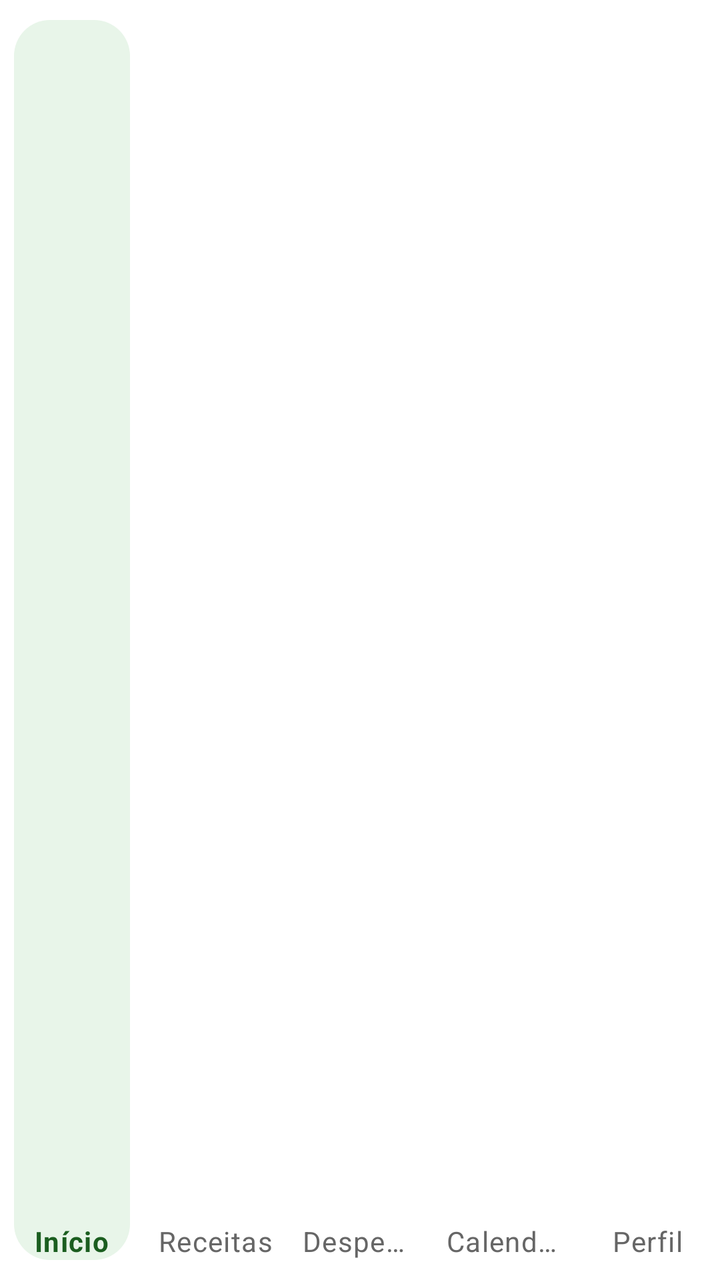
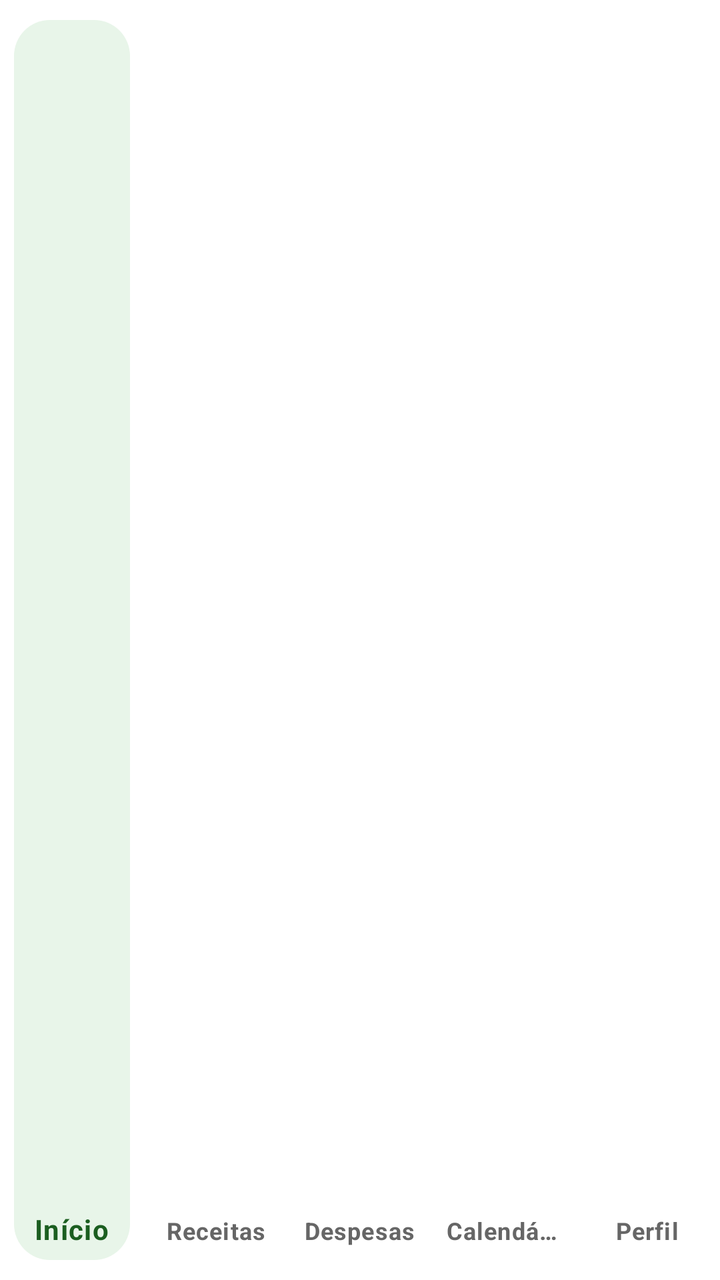

An Android layout rendered at two revisions. The XML below is the earlier revision; the diff shows what the commit changed to produce the second picture.
<!-- AndroidManifest.xml: application theme Theme.Meu_controle -->
<!-- res/layout/layout_bottom_nav.xml -->
<?xml version="1.0" encoding="utf-8"?>
<com.google.android.material.bottomnavigation.BottomNavigationView
    xmlns:android="http://schemas.android.com/apk/res/android"
    xmlns:app="http://schemas.android.com/apk/res-auto"
    android:id="@+id/bottom_navigation"
    android:layout_width="match_parent"
    android:layout_height="88dp"
    android:minHeight="88dp"
    android:background="@color/white"
    android:elevation="10dp"
    android:contentDescription="@string/nav_accessibility"
    app:itemBackground="@drawable/bg_nav_item_selector"
    app:itemPaddingTop="0dp"
    app:itemPaddingBottom="0dp"
    app:itemTextColor="@color/nav_item_text_color"
    app:itemTextAppearanceActive="@style/TextAppearance.BottomNavigation.Active"
    app:itemTextAppearanceInactive="@style/TextAppearance.BottomNavigation.Inactive"
    app:labelVisibilityMode="labeled"
    app:menu="@menu/menu_bottom_navigation" />
<!-- resources referenced by this layout -->
<resources>
  <color name="white">#FFFFFF</color>
  <!-- drawable bg_nav_item_selector (drawable) -->
  <?xml version="1.0" encoding="utf-8"?>
  <selector xmlns:android="http://schemas.android.com/apk/res/android">
      <item android:drawable="@drawable/bg_nav_item_active" android:state_checked="true" />
      <item android:drawable="@android:color/transparent" />
  </selector>
  <string name="nav_accessibility">Navegação principal</string>
  <style name="TextAppearance.BottomNavigation.Active" parent="TextAppearance.MaterialComponents.Caption">
          <item name="android:textSize">14sp</item>
          <item name="android:textStyle">bold</item>
      </style>
  <style name="TextAppearance.BottomNavigation.Inactive" parent="TextAppearance.MaterialComponents.Caption">
          <item name="android:textSize">14sp</item>
      </style>
  <style name="Theme.Meu_controle" parent="Theme.MaterialComponents.DayNight.NoActionBar">
          <item name="colorPrimary">@color/primary</item>
          <item name="colorPrimaryDark">@color/primary_dark</item>
          <item name="colorAccent">@color/primary</item>
      </style>
  <!-- drawable bg_nav_item_active (drawable) -->
  <?xml version="1.0" encoding="utf-8"?>
  <inset xmlns:android="http://schemas.android.com/apk/res/android"
      android:insetLeft="7dp"
      android:insetTop="10dp"
      android:insetRight="7dp"
      android:insetBottom="10dp">
      <shape android:shape="rectangle">
          <solid android:color="@color/green_light_bg" />
          <corners android:radius="18dp" />
      </shape>
  </inset>
  <color name="primary">#1976D2</color>
  <color name="primary_dark">#0D47A1</color>
  <color name="green_light_bg">#E8F5E9</color>
</resources>

<!-- the commit's change to res/layout/layout_bottom_nav.xml (unified diff, before → after) -->
@@ -4,14 +4,11 @@
     xmlns:app="http://schemas.android.com/apk/res-auto"
     android:id="@+id/bottom_navigation"
     android:layout_width="match_parent"
-    android:layout_height="88dp"
-    android:minHeight="88dp"
+    android:layout_height="wrap_content"
     android:background="@color/white"
     android:elevation="10dp"
     android:contentDescription="@string/nav_accessibility"
     app:itemBackground="@drawable/bg_nav_item_selector"
-    app:itemPaddingTop="0dp"
-    app:itemPaddingBottom="0dp"
     app:itemTextColor="@color/nav_item_text_color"
     app:itemTextAppearanceActive="@style/TextAppearance.BottomNavigation.Active"
     app:itemTextAppearanceInactive="@style/TextAppearance.BottomNavigation.Inactive"
<!-- resource entries referenced after the edit -->
@@ -13,7 +13,9 @@
           <item name="android:textStyle">bold</item>
       </style>
   <style name="TextAppearance.BottomNavigation.Inactive" parent="TextAppearance.MaterialComponents.Caption">
-          <item name="android:textSize">14sp</item>
+          <item name="android:textSize">12sp</item>
+          <item name="android:textStyle">bold</item>
+          <item name="android:maxLines">1</item>
       </style>
   <style name="Theme.Meu_controle" parent="Theme.MaterialComponents.DayNight.NoActionBar">
           <item name="colorPrimary">@color/primary</item>
